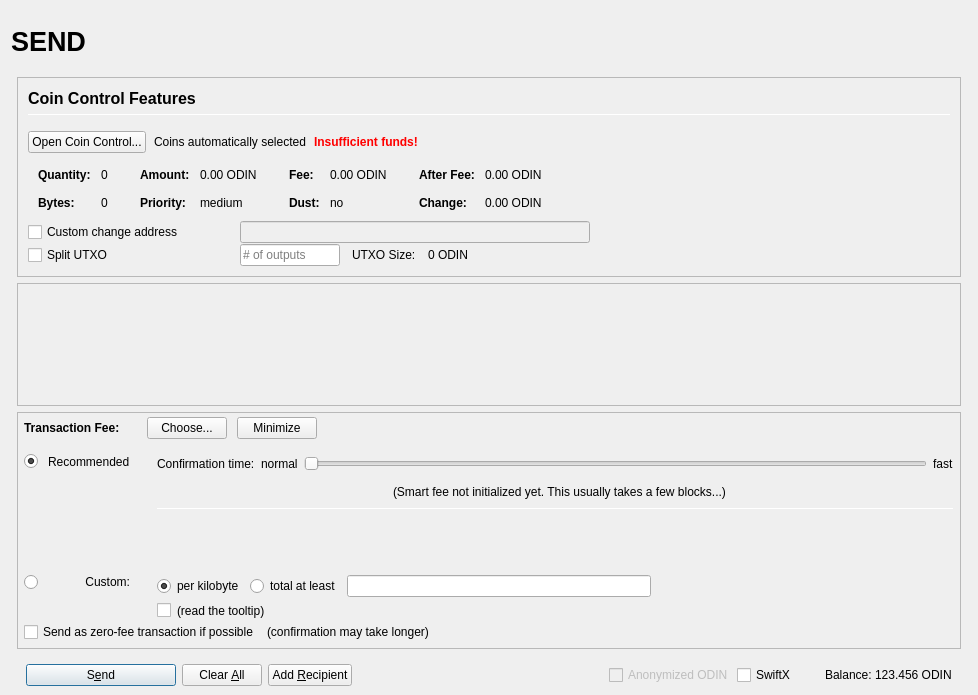
x-yggdrasil-x/Sleipnir, file src/qt/forms/sendcoinsdialog.ui: the form before one commit.
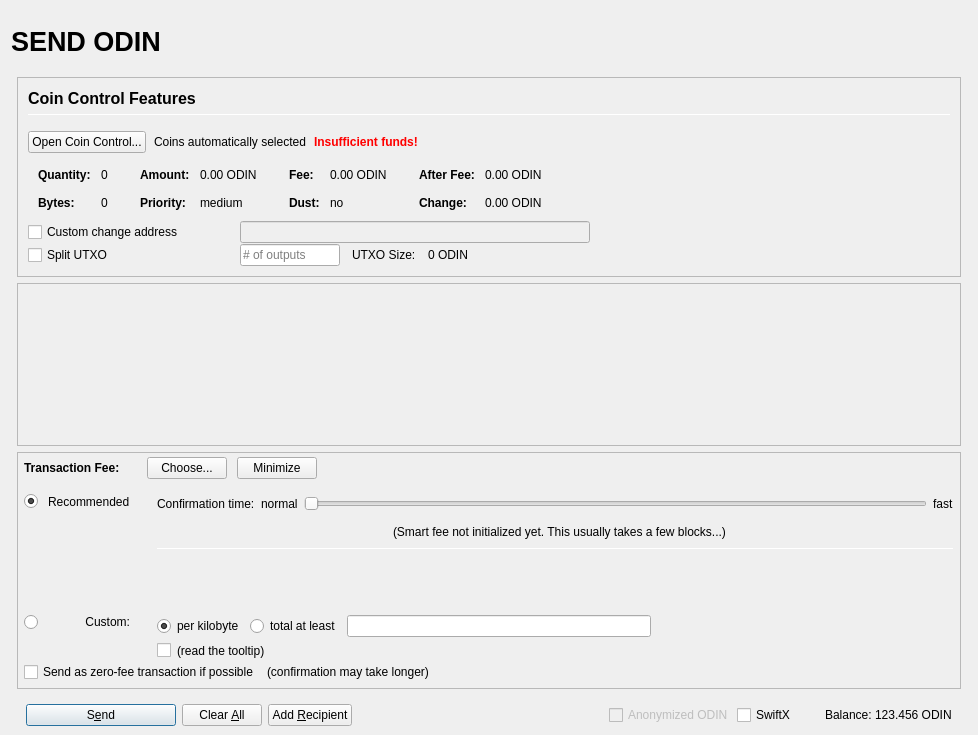
The form after the commit. Icons and pictures are not drawn. Custom widgets are drawn as their Qt base class.

Diff of the .ui file:
```diff
--- a/src/qt/forms/sendcoinsdialog.ui
+++ b/src/qt/forms/sendcoinsdialog.ui
@@ -10,7 +10,7 @@
     <x>0</x>
     <y>0</y>
     <width>978</width>
-    <height>695</height>
+    <height>735</height>
    </rect>
   </property>
   <property name="windowTitle">
@@ -79,7 +79,7 @@
              </font>
             </property>
             <property name="text">
-             <string>SEND</string>
+             <string>SEND ODIN</string>
             </property>
             <property name="alignment">
              <set>Qt::AlignLeading|Qt::AlignLeft|Qt::AlignVCenter</set>
@@ -897,8 +897,8 @@
             <rect>
              <x>0</x>
              <y>0</y>
-             <width>944</width>
-             <height>68</height>
+             <width>938</width>
+             <height>72</height>
             </rect>
            </property>
            <layout class="QVBoxLayout" name="verticalLayout_2" stretch="0,1">
```
Left out of the diff: 18 changed lines with no effect on the pictures.
